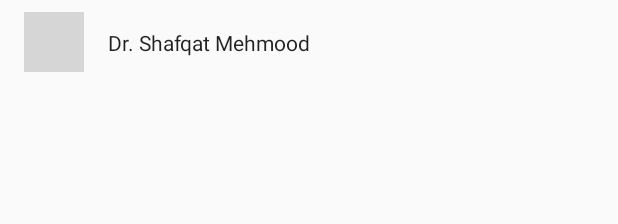
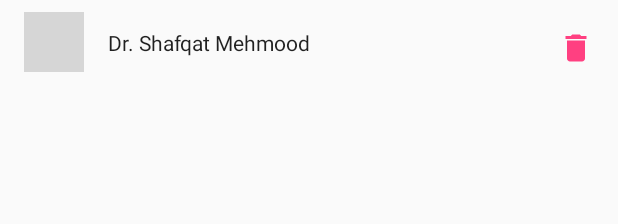
Before and after one commit to aadimator/Khoji, an Android app: the layout contacts_list.xml on its own in the app's theme, with its tools: preview values and no code run, on a phone screen of 412 x 824 dp. Shown: the top 224 px of the screen. Run offline under Robolectric (Android 15) with nearby library versions, the phone set to English and light mode, and no system bars; grey boxes are pictures that could not be loaded.

Commit message:
Feat: Add delete button for Contacts

```diff
--- a/khoji_app/app/src/main/java/com/aadimator/khoji/fragments/MapFragment.java
+++ b/khoji_app/app/src/main/java/com/aadimator/khoji/fragments/MapFragment.java
@@ -296,7 +296,6 @@ public class MapFragment extends Fragment implements
                 Marker marker = mGoogleMap.addMarker(new MarkerOptions()
                         .position(latLng)
                         .title(user.name));
-                marker.showInfoWindow();
                 mContactsMarkers.put(entry.getKey(), marker);
             }
         }
--- /dev/null
+++ b/khoji_app/app/src/main/res/drawable/ic_delete_black_24dp.xml
@@ -0,0 +1,9 @@
+<vector xmlns:android="http://schemas.android.com/apk/res/android"
+        android:width="24dp"
+        android:height="24dp"
+        android:viewportWidth="24.0"
+        android:viewportHeight="24.0">
+    <path
+        android:fillColor="#FF000000"
+        android:pathData="M6,19c0,1.1 0.9,2 2,2h8c1.1,0 2,-0.9 2,-2V7H6v12zM19,4h-3.5l-1,-1h-5l-1,1H5v2h14V4z"/>
+</vector>
--- a/khoji_app/app/src/main/res/layout/contacts_list.xml
+++ b/khoji_app/app/src/main/res/layout/contacts_list.xml
@@ -23,14 +23,28 @@
         android:layout_width="wrap_content"
         android:layout_height="wrap_content"
         android:layout_marginBottom="8dp"
-        android:layout_marginEnd="16dp"
+        android:layout_marginEnd="8dp"
         android:layout_marginStart="72dp"
         android:layout_marginTop="8dp"
         android:textAppearance="@style/TextAppearance.AppCompat.Body1"
         app:layout_constraintBottom_toBottomOf="@+id/imageViewProfile"
-        app:layout_constraintEnd_toEndOf="parent"
+        app:layout_constraintEnd_toStartOf="@+id/buttonDelete"
         app:layout_constraintHorizontal_bias="0.0"
         app:layout_constraintStart_toStartOf="parent"
         app:layout_constraintTop_toTopOf="@+id/imageViewProfile"
         tools:text="Dr. Shafqat Mehmood" />
+
+    <ImageButton
+        android:id="@+id/buttonDelete"
+        android:layout_width="wrap_content"
+        android:layout_height="wrap_content"
+        android:layout_marginEnd="16dp"
+        android:layout_marginTop="8dp"
+        android:background="@null"
+        android:contentDescription="@string/delete_btn_content_desc"
+        android:tint="@color/colorAccent"
+        app:layout_constraintBottom_toBottomOf="@+id/textViewName"
+        app:layout_constraintEnd_toEndOf="parent"
+        app:layout_constraintTop_toTopOf="@+id/textViewName"
+        app:srcCompat="@drawable/ic_delete_black_24dp" />
 </android.support.constraint.ConstraintLayout>
--- a/khoji_app/app/src/main/res/values/colors.xml
+++ b/khoji_app/app/src/main/res/values/colors.xml
@@ -2,7 +2,7 @@
 <resources>
     <color name="colorPrimary">#3F51B5</color>
     <color name="colorPrimaryDark">#303F9F</color>
-    <color name="colorAccent">#FF4081</color>
+    <color name="colorAccent">#ff4081</color>
 
     <color name="colorSecondary">#FFC107</color>
 </resources>
--- a/khoji_app/app/src/main/res/values/strings.xml
+++ b/khoji_app/app/src/main/res/values/strings.xml
@@ -16,5 +16,6 @@
     <string name="profile_picture_content_description">User\'s Profile picture</string>
     <string name="enter_email">Enter Email</string>
     <string name="add_contact_btn_txt">Add</string>
+    <string name="delete_btn_content_desc">Delete</string>
 
 </resources>
```
Also changed, not shown: khoji_app/app/src/main/java/com/aadimator/khoji/fragments/ContactsFragment.java (+17 -3 lines).
